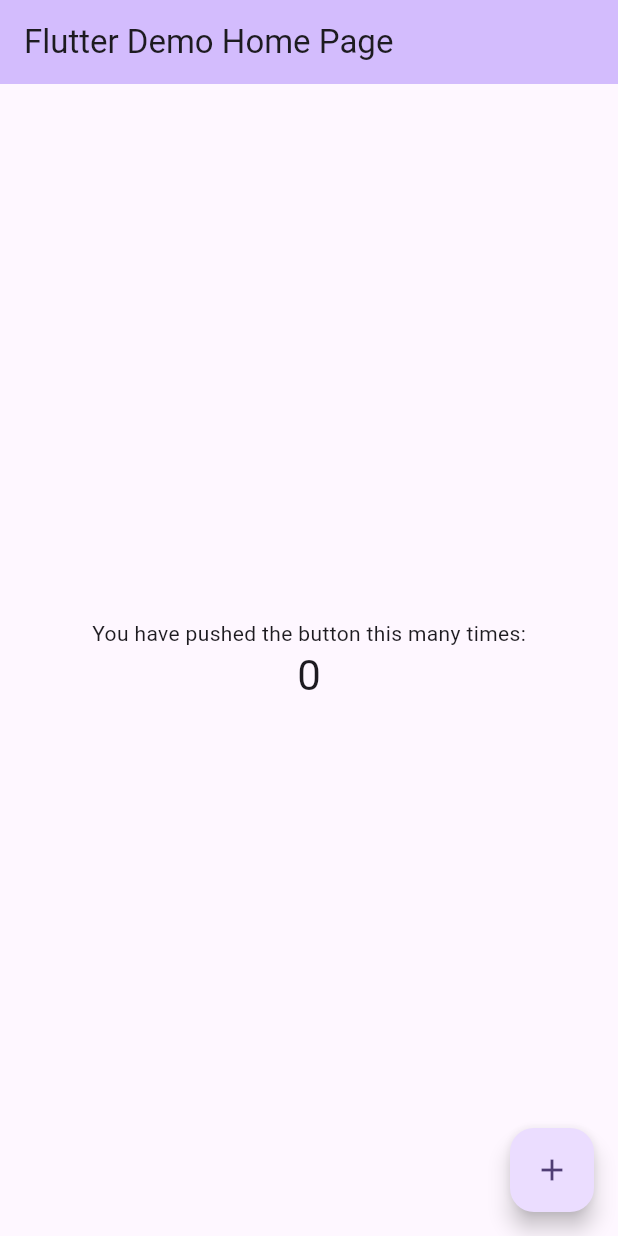
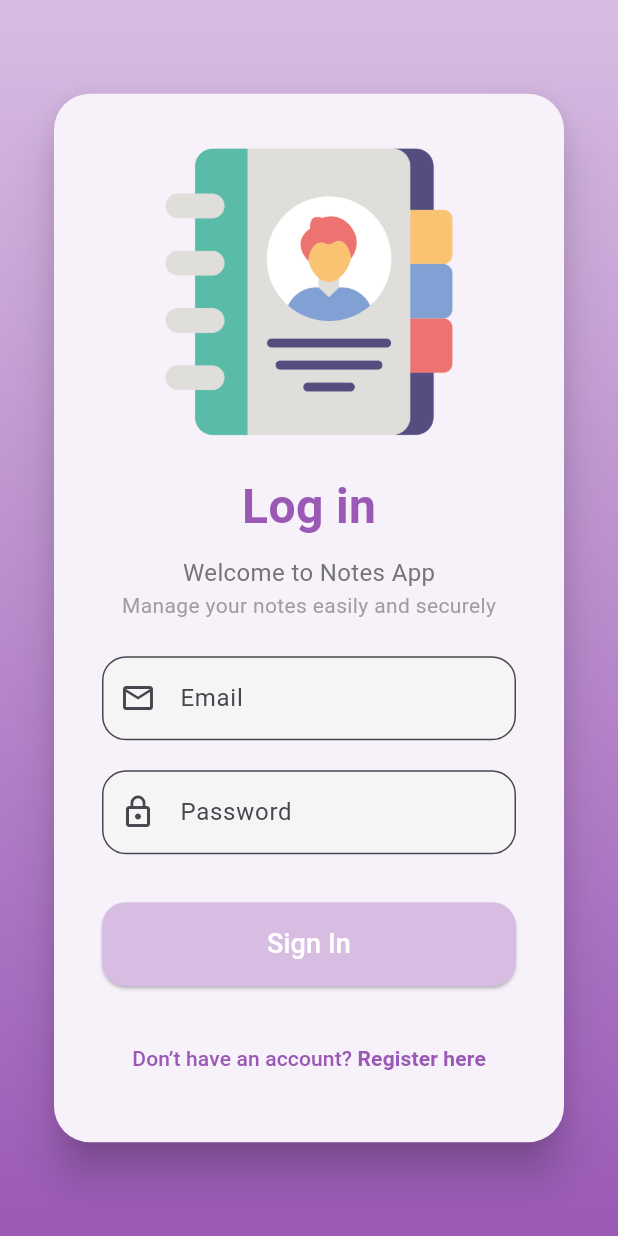
Before and after one commit to salitsamyl/notes_app, a Flutter app: the screen it shows after launch, on a phone screen of 412 x 824 dp. Run offline on Flutter 3.47's test engine with Material 3 defaults, Android fonts, the phone set to English and light mode, and no system bars.

Commit message:
Menambahkan halaman Login

```diff
--- a/lib/main.dart
+++ b/lib/main.dart
@@ -1,4 +1,5 @@
 import 'package:flutter/material.dart';
+import 'package:notes_app/screens/login.dart';
 
 void main() {
   runApp(const MyApp());
@@ -11,112 +12,7 @@ class MyApp extends StatelessWidget {
   @override
   Widget build(BuildContext context) {
     return MaterialApp(
-      title: 'Flutter Demo',
-      theme: ThemeData(
-        // This is the theme of your application.
-        //
-        // TRY THIS: Try running your application with "flutter run". You'll see
-        // the application has a purple toolbar. Then, without quitting the app,
-        // try changing the seedColor in the colorScheme below to Colors.green
-        // and then invoke "hot reload" (save your changes or press the "hot
-        // reload" button in a Flutter-supported IDE, or press "r" if you used
-        // the command line to start the app).
-        //
-        // Notice that the counter didn't reset back to zero; the application
-        // state is not lost during the reload. To reset the state, use hot
-        // restart instead.
-        //
-        // This works for code too, not just values: Most code changes can be
-        // tested with just a hot reload.
-        colorScheme: ColorScheme.fromSeed(seedColor: Colors.deepPurple),
-      ),
-      home: const MyHomePage(title: 'Flutter Demo Home Page'),
+      home: LoginPage(),
     );
   }
 }
-
-class MyHomePage extends StatefulWidget {
-  const MyHomePage({super.key, required this.title});
-
-  // This widget is the home page of your application. It is stateful, meaning
-  // that it has a State object (defined below) that contains fields that affect
-  // how it looks.
-
-  // This class is the configuration for the state. It holds the values (in this
-  // case the title) provided by the parent (in this case the App widget) and
-  // used by the build method of the State. Fields in a Widget subclass are
-  // always marked "final".
-
-  final String title;
-
-  @override
-  State<MyHomePage> createState() => _MyHomePageState();
-}
-
-class _MyHomePageState extends State<MyHomePage> {
-  int _counter = 0;
-
-  void _incrementCounter() {
-    setState(() {
-      // This call to setState tells the Flutter framework that something has
-      // changed in this State, which causes it to rerun the build method below
-      // so that the display can reflect the updated values. If we changed
-      // _counter without calling setState(), then the build method would not be
-      // called again, and so nothing would appear to happen.
-      _counter++;
-    });
-  }
-
-  @override
-  Widget build(BuildContext context) {
-    // This method is rerun every time setState is called, for instance as done
-    // by the _incrementCounter method above.
-    //
-    // The Flutter framework has been optimized to make rerunning build methods
-    // fast, so that you can just rebuild anything that needs updating rather
-    // than having to individually change instances of widgets.
-    return Scaffold(
-      appBar: AppBar(
-        // TRY THIS: Try changing the color here to a specific color (to
-        // Colors.amber, perhaps?) and trigger a hot reload to see the AppBar
-        // change color while the other colors stay the same.
-        backgroundColor: Theme.of(context).colorScheme.inversePrimary,
-        // Here we take the value from the MyHomePage object that was created by
-        // the App.build method, and use it to set our appbar title.
-        title: Text(widget.title),
-      ),
-      body: Center(
-        // Center is a layout widget. It takes a single child and positions it
-        // in the middle of the parent.
-        child: Column(
-          // Column is also a layout widget. It takes a list of children and
-          // arranges them vertically. By default, it sizes itself to fit its
-          // children horizontally, and tries to be as tall as its parent.
-          //
-          // Column has various properties to control how it sizes itself and
-          // how it positions its children. Here we use mainAxisAlignment to
-          // center the children vertically; the main axis here is the vertical
-          // axis because Columns are vertical (the cross axis would be
-          // horizontal).
-          //
-          // TRY THIS: Invoke "debug painting" (choose the "Toggle Debug Paint"
-          // action in the IDE, or press "p" in the console), to see the
-          // wireframe for each widget.
-          mainAxisAlignment: MainAxisAlignment.center,
-          children: <Widget>[
-            const Text('You have pushed the button this many times:'),
-            Text(
-              '$_counter',
-              style: Theme.of(context).textTheme.headlineMedium,
-            ),
-          ],
-        ),
-      ),
-      floatingActionButton: FloatingActionButton(
-        onPressed: _incrementCounter,
-        tooltip: 'Increment',
-        child: const Icon(Icons.add),
-      ), // This trailing comma makes auto-formatting nicer for build methods.
-    );
-  }
-}
--- /dev/null
+++ b/lib/screens/login.dart
@@ -0,0 +1,133 @@
+import 'package:flutter/material.dart';
+
+class LoginPage extends StatelessWidget {
+  const LoginPage({super.key});
+
+  @override
+  Widget build(BuildContext context) {
+    return Scaffold(
+      body: Container(
+        decoration: BoxDecoration(
+          gradient: LinearGradient(
+            begin: Alignment.topCenter,
+            end: Alignment.bottomCenter,
+            colors: [Color(0xFFD7BDE2), Color(0xFF9B59B6)],
+          ),
+        ),
+        child: SafeArea(
+          child: Center(
+            child: SingleChildScrollView(
+              padding: EdgeInsets.symmetric(horizontal: 32),
+              child: Card(
+                elevation: 12,
+                shape: RoundedRectangleBorder(
+                  borderRadius: BorderRadius.circular(24),
+                ),
+                child: Padding(
+                  padding: EdgeInsets.all(32),
+                  child: Column(
+                    mainAxisSize: MainAxisSize.min,
+                    children: [
+                      Image.asset(
+                        'gambar/notes.png',
+                        height: 200,
+                        fit: BoxFit.contain,
+                      ),
+                      SizedBox(height: 20),
+                      Text(
+                        'Log in',
+                        style: TextStyle(
+                          fontSize: 32,
+                          fontWeight: FontWeight.bold,
+                          color: Color(0xFF9B59B6),
+                        ),
+                      ),
+                      SizedBox(height: 10),
+                      Text(
+                        'Welcome to Notes App',
+                        style: TextStyle(fontSize: 16, color: Colors.grey[600]),
+                      ),
+
+                      Text(
+                        'Manage your notes easily and securely',
+                        style: TextStyle(fontSize: 14, color: Colors.grey[500]),
+                      ),
+
+                      SizedBox(height: 24),
+                      TextField(
+                        keyboardType: TextInputType.emailAddress,
+                        decoration: InputDecoration(
+                          prefixIcon: Icon(Icons.email_outlined),
+                          labelText: 'Email',
+                          border: OutlineInputBorder(
+                            borderRadius: BorderRadius.circular(16),
+                          ),
+                          filled: true,
+                          fillColor: Colors.grey[100],
+                        ),
+                      ),
+                      SizedBox(height: 20),
+
+                      TextField(
+                        obscureText: true,
+                        decoration: InputDecoration(
+                          prefixIcon: Icon(Icons.lock_outline),
+                          labelText: 'Password',
+                          border: OutlineInputBorder(
+                            borderRadius: BorderRadius.circular(16),
+                          ),
+                          filled: true,
+                          fillColor: Colors.grey[100],
+                        ),
+                      ),
+                      SizedBox(height: 32),
+
+                      SizedBox(
+                        width: double.infinity,
+                        height: 56,
+                        child: ElevatedButton(
+                          onPressed: () {},
+                          style: ElevatedButton.styleFrom(
+                            backgroundColor: Color(0xFFD7BDE2),
+                            shape: RoundedRectangleBorder(
+                              borderRadius: BorderRadius.circular(16),
+                            ),
+                          ),
+                          child: Text(
+                            'Sign In',
+                            style: TextStyle(fontSize: 18, color: Colors.white),
+                          ),
+                        ),
+                      ),
+                      SizedBox(height: 24),
+
+                      TextButton(
+                        onPressed: () {},
+                        child: Row(
+                          mainAxisSize: MainAxisSize.min,
+                          children: [
+                            Text(
+                              "Don’t have an account? ",
+                              style: TextStyle(color: Color(0xFF9B59B6)),
+                            ),
+                            Text(
+                              "Register here",
+                              style: TextStyle(
+                                color: Color(0xFF9B59B6),
+                                fontWeight: FontWeight.bold,
+                              ),
+                            ),
+                          ],
+                        ),
+                      ),
+                    ],
+                  ),
+                ),
+              ),
+            ),
+          ),
+        ),
+      ),
+    );
+  }
+}
```
Also changed, not shown: pubspec.yaml (+4 -3 lines), gambar/notes.png (added), pubspec.lock.
